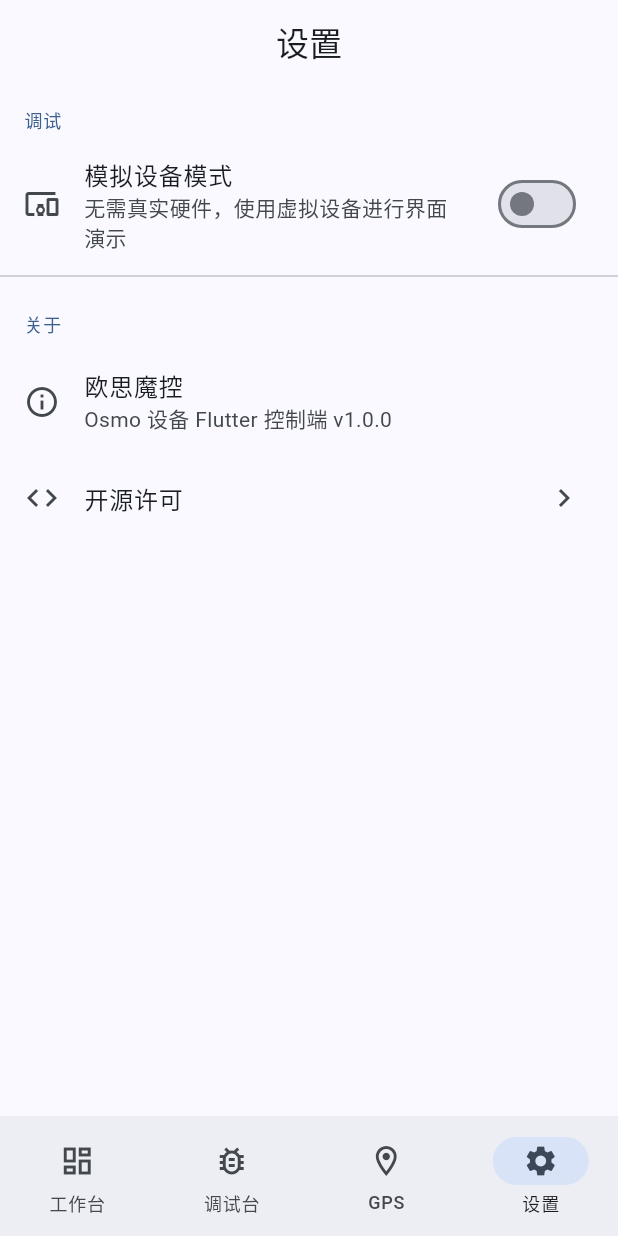
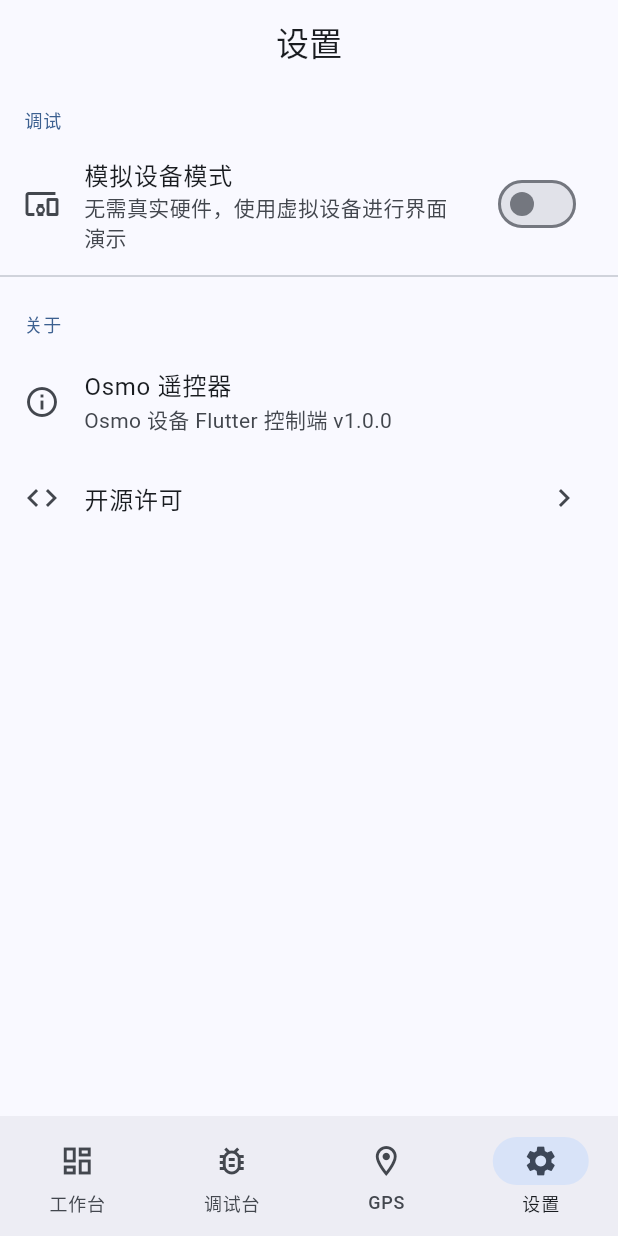
Before and after one commit to shiye515/osmo-control-flutter, a Flutter app: the SettingsView screen opened by its route, on a phone screen of 412 x 824 dp. Run offline on Flutter 3.47's test engine with Material 3 defaults, Android fonts, the phone set to English and light mode, and no system bars; our stand-ins replace flutter_blue_plus, go_router, shared_preferences, toastification; accounts and stored records are empty.

Commit message:
修改app名称

```diff
--- a/apps/mobile/lib/main.dart
+++ b/apps/mobile/lib/main.dart
@@ -43,7 +43,7 @@ class OsmoControlApp extends StatelessWidget {
         ),
       ],
       child: MaterialApp.router(
-        title: '欧思魔控',
+        title: 'Osmo 遥控器',
         theme: AppTheme.light(),
         darkTheme: AppTheme.dark(),
         themeMode: ThemeMode.system,
--- a/apps/mobile/lib/routes/app_router.dart
+++ b/apps/mobile/lib/routes/app_router.dart
@@ -16,8 +16,15 @@ class AppRouter {
 
   static final GoRouter router = GoRouter(
     navigatorKey: _rootNavigatorKey,
-    initialLocation: '/workbench',
+    initialLocation: '/scan',
     routes: [
+      // Scan page (root, no shell)
+      GoRoute(
+        path: '/scan',
+        parentNavigatorKey: _rootNavigatorKey,
+        builder: (context, state) => const DeviceScanView(),
+      ),
+      // Shell routes (only accessible when connected)
       ShellRoute(
         navigatorKey: _shellNavigatorKey,
         builder: (context, state, child) => HomeShell(child: child),
@@ -48,11 +55,6 @@ class AppRouter {
           ),
         ],
       ),
-      GoRoute(
-        path: '/scan',
-        parentNavigatorKey: _rootNavigatorKey,
-        builder: (context, state) => const DeviceScanView(),
-      ),
     ],
   );
 }
--- a/apps/mobile/lib/view/scan/device_scan_view.dart
+++ b/apps/mobile/lib/view/scan/device_scan_view.dart
@@ -1,4 +1,5 @@
 import 'package:flutter/material.dart';
+import 'package:go_router/go_router.dart';
 import 'package:provider/provider.dart';
 
 import '../../models/scan_result_model.dart';
@@ -122,7 +123,7 @@ class _DeviceScanViewState extends State<DeviceScanView> {
     });
     if (!mounted) return;
     if (success) {
-      Navigator.of(context).pop();
+      context.go('/workbench');
     } else {
       ScaffoldMessenger.of(context).showSnackBar(
         const SnackBar(content: Text('连接失败，请重试')),
--- a/apps/mobile/lib/view/settings/settings_view.dart
+++ b/apps/mobile/lib/view/settings/settings_view.dart
@@ -26,7 +26,7 @@ class SettingsView extends StatelessWidget {
           const _SectionHeader(title: '关于'),
           const ListTile(
             leading: Icon(Icons.info_outline),
-            title: Text('欧思魔控'),
+            title: Text('Osmo 遥控器'),
             subtitle: Text('Osmo 设备 Flutter 控制端 v1.0.0'),
           ),
           ListTile(
--- a/apps/mobile/pubspec.yaml
+++ b/apps/mobile/pubspec.yaml
@@ -1,5 +1,5 @@
 name: osmo_control
-description: 欧思魔控 — Osmo 设备 Flutter 控制端
+description: Osmo 遥控器 — Osmo 设备 Flutter 控制端
 
 publish_to: 'none'
 
```
Also changed, not shown: apps/mobile/lib/view/workbench/workbench_view.dart (+14 -30 lines), 2 other files.
